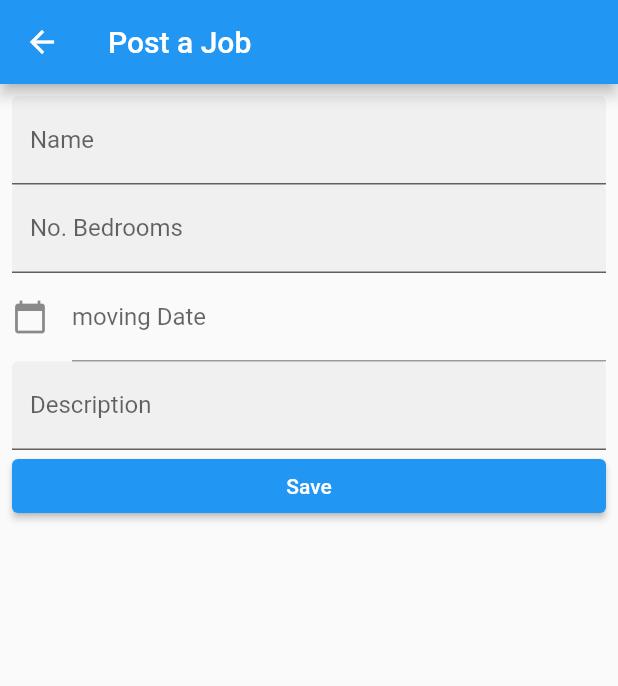
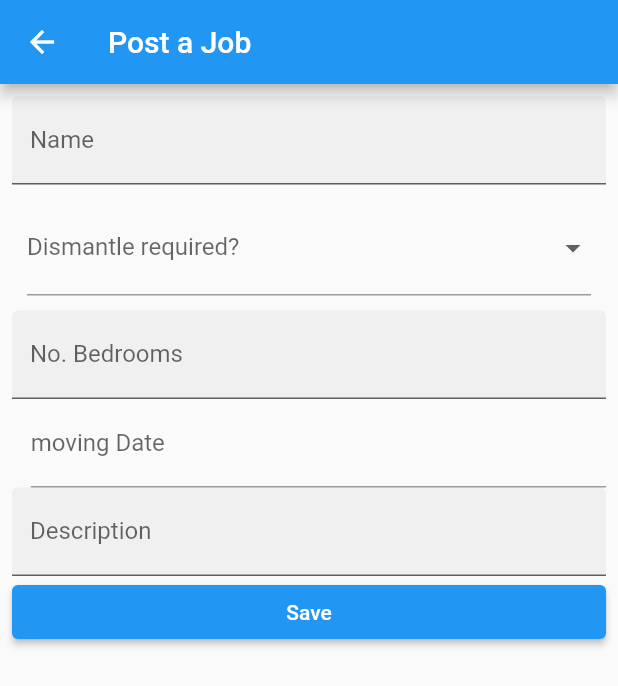
Before and after one commit to Intelbis/removalist-platform1.1, a Flutter app: the AddEnquiryForm screen opened directly, on a phone screen of 412 x 824 dp. Shown: the top 686 px of the screen. Run offline on Flutter 3.47's test engine with Material 2 defaults, Android fonts, the phone set to English and light mode, and no system bars; missing offline and left inert: amplify_api, amplify_auth_cognito, amplify_core, amplify_datastore, amplify_flutter.

Commit message:
_selectedVal & List added for single select dropdown

```diff
--- a/lib/main.dart
+++ b/lib/main.dart
@@ -3,7 +3,7 @@ import 'package:flutter/cupertino.dart';
 import 'package:flutter/material.dart';
 
 // amplify configuration and models that should have been generated for you
-import 'models/screens/EnquiriesPage.dart';
+import 'screens/EnquiriesPage.dart';
 
 
 
--- a/lib/models/screens/EnquiriesPage.dart
+++ b/lib/screens/EnquiriesPage.dart
@@ -2,7 +2,6 @@
 import 'dart:async';
 
 // flutter and ui libraries
-
 
 import 'package:amplify_api/amplify_api.dart';
 import 'package:flutter/cupertino.dart';
@@ -11,21 +10,14 @@ import 'package:flutter/material.dart';
 // amplify packages we will need to use
 import 'package:amplify_flutter/amplify_flutter.dart';
 import 'package:amplify_datastore/amplify_datastore.dart';
+
 // import 'package:amplify_api/amplify_api.dart';
 import 'package:amplify_auth_cognito/amplify_auth_cognito.dart';
 import 'package:intl/intl.dart';
 
 // amplify configuration and models that should have been generated for you
 import '../../amplifyconfiguration.dart';
-import '../Enquiry.dart';
-import '../ModelProvider.dart';
-
-
-
-
-
-
-
+import '../models/ModelProvider.dart';
 
 class EnquiriesPage extends StatefulWidget {
   const EnquiriesPage({Key? key}) : super(key: key);
@@ -37,7 +29,6 @@ class EnquiriesPage extends StatefulWidget {
 class _EnquiriesPageState extends State<EnquiriesPage> {
   late StreamSubscription<QuerySnapshot<Enquiry>> _subscription;
 
-
   // loading ui state - initially set to a loading state
   bool _isLoading = true;
 
@@ -45,15 +36,13 @@ class _EnquiriesPageState extends State<EnquiriesPage> {
   List<Enquiry> _enquiries = [];
 
   // amplify plugins
-  final _dataStorePlugin = AmplifyDataStore(modelProvider: ModelProvider.instance);
+  final _dataStorePlugin =
+      AmplifyDataStore(modelProvider: ModelProvider.instance);
   final AmplifyAPI _apiPlugin = AmplifyAPI();
   final AmplifyAuthCognito _authPlugin = AmplifyAuthCognito();
 
-
-
   @override
   void initState() {
-
     // kick off app initialization
     _initializeApp();
 
@@ -67,8 +56,6 @@ class _EnquiriesPageState extends State<EnquiriesPage> {
   }
 
   Future<void> _initializeApp() async {
-
-
     // configure Amplify
     await _configureAmplify();
 
@@ -90,9 +77,7 @@ class _EnquiriesPageState extends State<EnquiriesPage> {
   }
 
   Future<void> _configureAmplify() async {
-
     try {
-
       // add Amplify plugins
       await Amplify.addPlugins([_dataStorePlugin, _apiPlugin, _authPlugin]);
 
@@ -101,12 +86,10 @@ class _EnquiriesPageState extends State<EnquiriesPage> {
       // note that Amplify cannot be configured more than once!
       await Amplify.configure(amplifyconfig);
     } catch (e) {
-
       // error handling can be improved for sure!
       // but this will be sufficient for the purposes of this tutorial
       print('An error occurred while configuring Amplify: $e');
     }
-
 
     // to be filled in a later step
   }
@@ -151,7 +134,9 @@ class EnquiriesList extends StatelessWidget {
     return enquiries.isNotEmpty
         ? ListView(
             padding: const EdgeInsets.all(8),
-        children: enquiries.map((enquiry) => EnquiryItem(enquiry: enquiry)).toList())
+            children: enquiries
+                .map((enquiry) => EnquiryItem(enquiry: enquiry))
+                .toList())
         : const Center(
             child: Text('Tap button below to post your removalist Job!'),
           );
@@ -167,9 +152,7 @@ class EnquiryItem extends StatelessWidget {
   final double iconSize = 24.0;
   final Enquiry enquiry;
 
-
-  void _deleteEnquiry (BuildContext context) async {
-
+  void _deleteEnquiry(BuildContext context) async {
     try {
       // to delete data from DataStore, we pass the model instance to
       // Amplify.DataStore.delete()
@@ -181,11 +164,9 @@ class EnquiryItem extends StatelessWidget {
   }
 
   Future<void> _toggleIsComplete() async {
-
     // copy the Todo we wish to update, but with updated properties
     final updatedEnquiry = enquiry.copyWith(isComplete: !enquiry.isComplete);
     try {
-
       // to update data in DataStore, we again pass an instance of a model to
       // Amplify.DataStore.save()
       await Amplify.DataStore.save(updatedEnquiry);
@@ -197,9 +178,7 @@ class EnquiryItem extends StatelessWidget {
 
   @override
   Widget build(BuildContext context) {
-
     return Card(
-
       child: InkWell(
         onTap: () {
           _toggleIsComplete();
@@ -207,13 +186,9 @@ class EnquiryItem extends StatelessWidget {
         onLongPress: () {
           _deleteEnquiry(context);
         },
-
         child: Padding(
-
           padding: const EdgeInsets.all(20.0),
-
           child: Row(children: [
-
             Expanded(
               child: Column(
                 crossAxisAlignment: CrossAxisAlignment.start,
@@ -231,19 +206,16 @@ class EnquiryItem extends StatelessWidget {
                         Text(
                           enquiry.name,
                           style: const TextStyle(
-
                               fontSize: 20, fontWeight: FontWeight.bold),
                         ),
                       ],
                     ),
                   ),
 
-
                   Padding(
                     padding: const EdgeInsets.only(bottom: 5.0),
                     child: Row(
                       children: [
-
                         Text(
                           enquiry.noBedrooms.toString(),
                           style: const TextStyle(
@@ -278,14 +250,11 @@ class EnquiryItem extends StatelessWidget {
                     ),
                   ),
 
-
-
                   // Text(
                   //   DateFormat('yyyy-MM-dd').format(movingDate.getDatateTime())
                   // ),
                   // style: const TextStyle(
                   //     fontSize: 20, fontWeight: FontWeight.bold),
-
 
                   // Text(
                   //   enquiry.description,
@@ -293,12 +262,6 @@ class EnquiryItem extends StatelessWidget {
                   //
                   //       fontSize: 20, fontWeight: FontWeight.bold),
                   // ),
-
-
-
-
-
-
 
                   Text(enquiry.description ?? 'no bedrooms'),
                 ],
@@ -320,7 +283,10 @@ class AddEnquiryForm extends StatefulWidget {
   const AddEnquiryForm({Key? key}) : super(key: key);
 
   @override
+
   State<AddEnquiryForm> createState() => _AddEnquiryFormState();
+
+
 }
 
 class _AddEnquiryFormState extends State<AddEnquiryForm> {
@@ -328,19 +294,37 @@ class _AddEnquiryFormState extends State<AddEnquiryForm> {
   final _noBedroomsController = TextEditingController();
   final _descriptionController = TextEditingController();
   final _movingDateController = TextEditingController();
+  // final _dismantlingController = TextEditingController();
+
+  // final _dismantlingList = ['yes', 'no'];
+  //
+  // // final _dismantlingList = ["Yes", "No"];
+  //
+  // String? _selectedVal = "";
+
+
+  final _dismantlingList = ["Yes", "No"];
+
+  String? _selectedVal = "";
+
+
+
+
   // final myDateTime = DateTime.now();
   // final myTemporalDate = TemporalDate(myDateTime);
 
-
   Future<void> _saveEnquiry() async {
-
     final name = _nameController.text;
     final noBedrooms = _noBedroomsController.text;
     final movingDate = _movingDateController.text;
     final description = _descriptionController.text;
-    // final myTemporalDate = TemporalDate(myDateTime);
 
 
+    // final dismantling = _dismantlingController.text;
+    // final _dismantling = TextEditingController();
+
+
+    // final myTemporalDate = TemporalDate(myDateTime);
 
     // create a new Todo from the form values
     // `isComplete` is also required, but should start false in a new Todo
@@ -357,8 +341,6 @@ class _AddEnquiryFormState extends State<AddEnquiryForm> {
       // movingDate: showDatePicker(context: context, initialDate: DateTime.now(), firstDate: (2000), lastDate: (2101)),
     );
 
-
-
     try {
       // to write data to DataStore, we simply pass an instance of a model to
       // Amplify.DataStore.save()
@@ -371,8 +353,6 @@ class _AddEnquiryFormState extends State<AddEnquiryForm> {
     }
     // to be filled in a later step
   }
-
-
 
   @override
   Widget build(BuildContext context) {
@@ -387,48 +367,43 @@ class _AddEnquiryFormState extends State<AddEnquiryForm> {
             crossAxisAlignment: CrossAxisAlignment.stretch,
             children: [
               TextFormField(
+
                 controller: _nameController,
                 decoration:
                     const InputDecoration(filled: true, labelText: 'Name'),
               ),
-              TextFormField(
-                controller: _noBedroomsController,
-                keyboardType: TextInputType.number,
-                decoration:
-                const InputDecoration(filled: true, labelText: 'No. Bedrooms'),
+
+
+
+
+
+
+
+
+
+              Padding(
+                padding: const EdgeInsets.all(10.0),
+                child: DropdownButtonFormField(
+
+                  value: _selectedVal,
+
+                  items: _dismantlingList.map(
+
+                          (e) => DropdownMenuItem(child: Text(e), value: e,)
+                  ).toList(),
+                  onChanged: (val) {
+                    setState(() {
+                      _selectedVal = val as String;
+                    });
+                  },
+
+                  decoration: InputDecoration(
+
+                    labelText: "Dismantle required?",
                   ),
 
-              TextFormField(
-                  controller: _movingDateController, //editing controller of this TextField
-                  decoration: InputDecoration(
-                      icon: Icon(Icons.calendar_today), //icon of text field
-                      labelText: "moving Date" //label text of field
                 ),
-
-
-                  readOnly: true,  //set it true, so that user will not able to edit text
-                  onTap: () async {
-                    DateTime? _movingDate = await showDatePicker(
-                        context: context,
-                        initialDate: DateTime.now(),
-                        firstDate: DateTime(2000),
-                        //DateTime.now() - not to allow to choose before today.
-                        lastDate: DateTime(2101)
-                    );
-
-                    if(_movingDate != null ){
-                      print(_movingDate);  //pickedDate output format => 2021-03-10 00:00:00.000
-                      String formattedDate = DateFormat('yyyy-MM-dd').format(_movingDate);
-                      print(formattedDate); //formatted date output using intl package =>  2021-03-16
-                      //you can implement different kind of Date Format here according to your requirement
-
-                      setState(() {
-                        _movingDateController.text = formattedDate; //set output date to TextField value.
-                      });
-                    }else{
-                      print("Date is not selected");
-                    }
-                  }),
+              ),
 
 
 
@@ -439,7 +414,69 @@ class _AddEnquiryFormState extends State<AddEnquiryForm> {
 
 
 
+              // SizedBox(
+              //
+              // ),
 
+
+              // DropdownButtonFormField(
+              //   value: _selectedVal,
+              //
+              //   items: _dismantlingList.map(
+              //
+              //         (e) => DropdownMenuItem(child: Text(e), value: e,)
+              // ).toList(),
+              //   onChanged: (val) {},
+              //
+              // ),
+
+
+
+
+              TextFormField(
+
+                controller: _noBedroomsController,
+                keyboardType: TextInputType.number,
+                decoration: const InputDecoration(
+                    filled: true, labelText: 'No. Bedrooms'),
+              ),
+              Padding(
+                padding: const EdgeInsets.only(left: 12.5),
+                child: TextFormField(
+                    controller: _movingDateController,
+                    //editing controller of this TextField
+                    decoration: InputDecoration(
+                        // icon: Icon(Icons.calendar_today), //icon of text field
+                        labelText: "moving Date" //label text of field
+                        ),
+                    readOnly: true,
+                    //set it true, so that user will not able to edit text
+                    onTap: () async {
+                      DateTime? _movingDate = await showDatePicker(
+                          context: context,
+                          initialDate: DateTime.now(),
+                          firstDate: DateTime(2000),
+                          //DateTime.now() - not to allow to choose before today.
+                          lastDate: DateTime(2101));
+
+                      if (_movingDate != null) {
+                        print(
+                            _movingDate); //pickedDate output format => 2021-03-10 00:00:00.000
+                        String formattedDate =
+                            DateFormat('yyyy-MM-dd').format(_movingDate);
+                        print(
+                            formattedDate); //formatted date output using intl package =>  2021-03-16
+                        //you can implement different kind of Date Format here according to your requirement
+
+                        setState(() {
+                          _movingDateController.text =
+                              formattedDate; //set output date to TextField value.
+                        });
+                      } else {
+                        print("Date is not selected");
+                      }
+                    }),
+              ),
               TextFormField(
                 controller: _descriptionController,
                 decoration: const InputDecoration(
--- a/pubspec.yaml
+++ b/pubspec.yaml
@@ -35,6 +35,7 @@ dependencies:
   amplify_api: ^0.6.0
   amplify_auth_cognito: ^0.6.0
   convert: ^3.0.2
+  dropdownfield: ^1.0.3
 
 
 
```
Also changed, not shown: pubspec.lock, 2 other files. Lines whose indentation alone changed are shown as unchanged.
